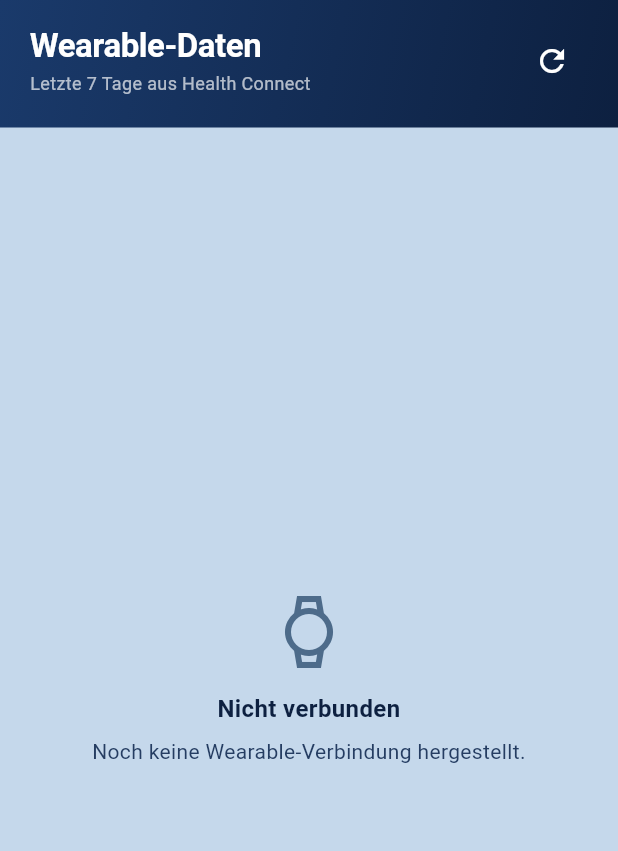
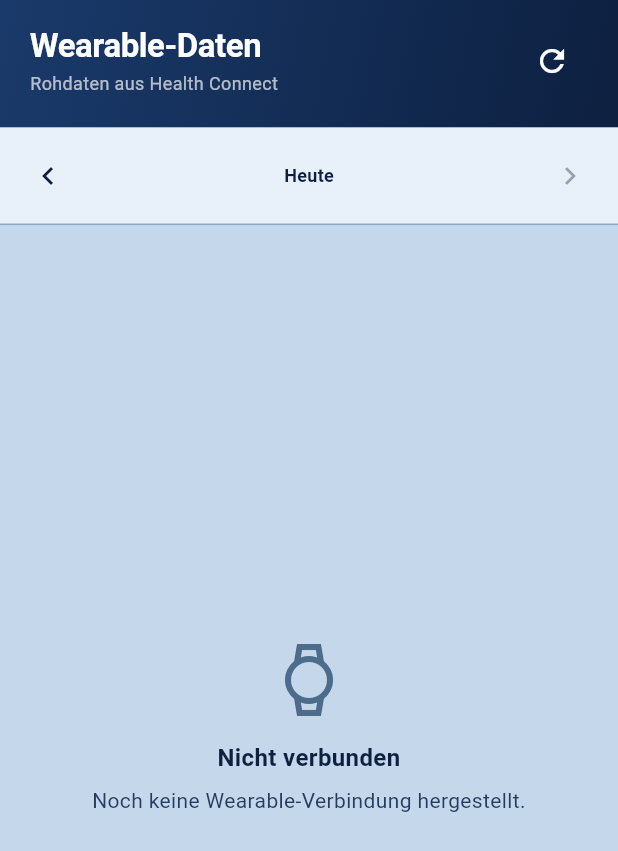
Before and after one commit to JonasArnold77/Stack-Sense, a Flutter app: the WearableDataScreen screen opened by its route, on a phone screen of 412 x 824 dp. Shown: the top 851 px of the screen. Run offline on Flutter 3.47's test engine with Material 3 defaults, Android fonts, the phone set to English and light mode, and no system bars; our stand-ins replace audioplayers, flutter_dotenv, flutter_riverpod, go_router, shared_preferences; missing offline and left inert: amplify_auth_cognito, amplify_flutter, health; accounts and stored records are empty.

Commit message:
Add day-by-day navigation and unlimited history to wearable data screen
Replaces the fixed "last 7 days" fetch with per-day browsing (previous/
next arrows), so any single day's Health Connect data can be inspected
repeatedly. Backward navigation has no artificial limit — connectAndFetch
now also requests Health Connect's READ_HEALTH_DATA_HISTORY permission,
without which reads are silently clipped to the last 30 days.

Co-Authored-By: Claude Sonnet 5 <noreply@anthropic.com>

```diff
--- a/lib/features/insights/data/wearable_health_provider.dart
+++ b/lib/features/insights/data/wearable_health_provider.dart
@@ -38,32 +38,46 @@ class WearableHealthState {
   final WearableConnectionStatus status;
   final List<HealthDataPoint> dataPoints;
   final String? errorMessage;
+  final DateTime selectedDay;
 
-  const WearableHealthState({
+  WearableHealthState({
     this.status = WearableConnectionStatus.idle,
     this.dataPoints = const [],
     this.errorMessage,
-  });
+    DateTime? selectedDay,
+  }) : selectedDay = selectedDay ?? _startOfDay(DateTime.now());
+
+  static DateTime _startOfDay(DateTime d) => DateTime(d.year, d.month, d.day);
+
+  bool get isToday => selectedDay == _startOfDay(DateTime.now());
 
   WearableHealthState copyWith({
     WearableConnectionStatus? status,
     List<HealthDataPoint>? dataPoints,
     String? errorMessage,
+    DateTime? selectedDay,
   }) {
     return WearableHealthState(
       status: status ?? this.status,
       dataPoints: dataPoints ?? this.dataPoints,
       errorMessage: errorMessage,
+      selectedDay: selectedDay ?? this.selectedDay,
     );
   }
 }
 
 /// Verbindung zu Google Health Connect — liest Wearable-Daten (Garmin,
-/// Samsung, Wear OS, … synchronisieren dorthin) für Testzwecke aus.
-/// Kein echtes Apple-HealthKit-Backend, da das Projekt keine iOS-Plattform
-/// hat (siehe Feature-Entscheidung: "Nur Health Connect").
+/// Samsung, Wear OS, … synchronisieren dorthin) tageweise aus, mit Blättern
+/// beliebig weit in die Vergangenheit. Kein echtes Apple-HealthKit-Backend,
+/// da das Projekt keine iOS-Plattform hat (siehe Feature-Entscheidung: "Nur
+/// Health Connect").
+///
+/// Health Connect erlaubt standardmäßig nur Lesezugriff auf die letzten 30
+/// Tage — für ältere Daten ist die separate "Health Data History"-
+/// Berechtigung nötig, die [connectAndFetch] direkt mit anfragt (best-effort,
+/// je nach Health-Connect-Version auf dem Gerät verfügbar).
 class WearableHealthNotifier extends StateNotifier<WearableHealthState> {
-  WearableHealthNotifier() : super(const WearableHealthState()) {
+  WearableHealthNotifier() : super(WearableHealthState()) {
     _health.configure();
   }
 
@@ -88,7 +102,20 @@ class WearableHealthNotifier extends StateNotifier<WearableHealthState> {
         state = state.copyWith(status: WearableConnectionStatus.denied);
         return;
       }
-      await fetchLatest();
+
+      // Best-effort: ohne diese Zusatzberechtigung liefert Health Connect nur
+      // die letzten 30 Tage zurück, egal wie weit man zurück blättert.
+      try {
+        if (await _health.isHealthDataHistoryAvailable() &&
+            !await _health.isHealthDataHistoryAuthorized()) {
+          await _health.requestHealthDataHistoryAuthorization();
+        }
+      } catch (_) {
+        // Ältere Health-Connect-Version ohne History-Feature — ignorieren,
+        // Abfragen bleiben dann auf die letzten 30 Tage begrenzt.
+      }
+
+      await fetchForDay(DateTime.now());
     } catch (e) {
       state = state.copyWith(
         status: WearableConnectionStatus.error,
@@ -97,14 +124,19 @@ class WearableHealthNotifier extends StateNotifier<WearableHealthState> {
     }
   }
 
-  Future<void> fetchLatest() async {
-    state = state.copyWith(status: WearableConnectionStatus.connecting);
+  Future<void> fetchForDay(DateTime day) async {
+    final start = DateTime(day.year, day.month, day.day);
+    final end = start.add(const Duration(days: 1));
+
+    state = state.copyWith(
+      status: WearableConnectionStatus.connecting,
+      selectedDay: start,
+    );
     try {
-      final now = DateTime.now();
       final data = await _health.getHealthDataFromTypes(
         types: kWearableHealthTypes,
-        startTime: now.subtract(const Duration(days: 7)),
-        endTime: now,
+        startTime: start,
+        endTime: end,
       );
       final deduped = _health.removeDuplicates(data)
         ..sort((a, b) => b.dateTo.compareTo(a.dateTo));
@@ -120,6 +152,19 @@ class WearableHealthNotifier extends StateNotifier<WearableHealthState> {
     }
   }
 
+  /// Ein Tag zurück — keine untere Grenze, so weit wie Health Connect Daten
+  /// zurückliefert (siehe History-Berechtigung oben).
+  Future<void> goToPreviousDay() =>
+      fetchForDay(state.selectedDay.subtract(const Duration(days: 1)));
+
+  /// Ein Tag vor — nicht über heute hinaus.
+  Future<void> goToNextDay() {
+    if (state.isToday) return Future.value();
+    return fetchForDay(state.selectedDay.add(const Duration(days: 1)));
+  }
+
+  Future<void> refresh() => fetchForDay(state.selectedDay);
+
   Future<void> openHealthConnectInstall() => _health.installHealthConnect();
 }
 
--- a/lib/features/insights/presentation/screens/wearable_data_screen.dart
+++ b/lib/features/insights/presentation/screens/wearable_data_screen.dart
@@ -9,8 +9,10 @@ import '../../../../core/theme/app_text_styles.dart';
 import '../../../../core/widgets/gradient_screen_header.dart';
 import '../../data/wearable_health_provider.dart';
 
-/// Rohdaten-Ansicht der letzten 7 Tage aus Health Connect — zum Testen der
-/// Wearable-Anbindung, nicht die endgültige Insights-Darstellung.
+/// Rohdaten-Ansicht aus Health Connect, tageweise mit Vor/Zurück-Navigation
+/// — zum Testen der Wearable-Anbindung, nicht die endgültige
+/// Insights-Darstellung. Rückwärts ist beliebig weit blätterbar (siehe
+/// History-Berechtigung in WearableHealthNotifier.connectAndFetch).
 class WearableDataScreen extends ConsumerWidget {
   const WearableDataScreen({super.key});
 
@@ -18,6 +20,7 @@ class WearableDataScreen extends ConsumerWidget {
   Widget build(BuildContext context, WidgetRef ref) {
     final state = ref.watch(wearableHealthProvider);
     final notifier = ref.read(wearableHealthProvider.notifier);
+    final isLoading = state.status == WearableConnectionStatus.connecting;
 
     return Scaffold(
       backgroundColor: AppColors.background,
@@ -26,18 +29,64 @@ class WearableDataScreen extends ConsumerWidget {
         children: [
           GradientScreenHeader(
             title: 'Wearable-Daten',
-            subtitle: 'Letzte 7 Tage aus Health Connect',
+            subtitle: 'Rohdaten aus Health Connect',
             actions: [
               IconButton(
                 icon: const Icon(Icons.refresh, color: Colors.white),
                 tooltip: 'Aktualisieren',
-                onPressed: state.status == WearableConnectionStatus.connecting
-                    ? null
-                    : notifier.fetchLatest,
+                onPressed: isLoading ? null : notifier.refresh,
               ),
             ],
           ),
+          _DayNavigator(state: state, notifier: notifier, isLoading: isLoading),
           Expanded(child: _Body(state: state, notifier: notifier)),
+        ],
+      ),
+    );
+  }
+}
+
+class _DayNavigator extends StatelessWidget {
+  final WearableHealthState state;
+  final WearableHealthNotifier notifier;
+  final bool isLoading;
+
+  const _DayNavigator({required this.state, required this.notifier, required this.isLoading});
+
+  String _label(DateTime day) {
+    final today = DateTime.now();
+    final yesterday = today.subtract(const Duration(days: 1));
+    bool isSameDay(DateTime a, DateTime b) =>
+        a.year == b.year && a.month == b.month && a.day == b.day;
+    if (isSameDay(day, today)) return 'Heute';
+    if (isSameDay(day, yesterday)) return 'Gestern';
+    return DateFormat('dd.MM.yyyy').format(day);
+  }
+
+  @override
+  Widget build(BuildContext context) {
+    return Container(
+      padding: const EdgeInsets.symmetric(
+          horizontal: AppConstants.spaceS, vertical: AppConstants.spaceS),
+      decoration: const BoxDecoration(
+        color: AppColors.surface,
+        border: Border(bottom: BorderSide(color: AppColors.border)),
+      ),
+      child: Row(
+        mainAxisAlignment: MainAxisAlignment.spaceBetween,
+        children: [
+          IconButton(
+            icon: const Icon(Icons.chevron_left),
+            tooltip: 'Vorheriger Tag',
+            onPressed: isLoading ? null : notifier.goToPreviousDay,
+          ),
+          Text(_label(state.selectedDay),
+              style: AppTextStyles.labelMedium.copyWith(fontWeight: FontWeight.w700)),
+          IconButton(
+            icon: const Icon(Icons.chevron_right),
+            tooltip: 'Nächster Tag',
+            onPressed: (isLoading || state.isToday) ? null : notifier.goToNextDay,
+          ),
         ],
       ),
     );
@@ -80,7 +129,7 @@ class _Body extends StatelessWidget {
           title: 'Fehler beim Laden',
           message: state.errorMessage ?? 'Unbekannter Fehler',
           actionLabel: 'Erneut versuchen',
-          onAction: notifier.fetchLatest,
+          onAction: notifier.refresh,
         );
 
       case WearableConnectionStatus.idle:
@@ -96,7 +145,7 @@ class _Body extends StatelessWidget {
             icon: Icons.inbox_outlined,
             title: 'Keine Daten',
             message:
-                'Health Connect enthält für die letzten 7 Tage keine Werte in den unterstützten Kategorien.',
+                'Health Connect enthält für diesen Tag keine Werte in den unterstützten Kategorien. Mit den Pfeilen oben weiter zurückblättern.',
           );
         }
         return _DataList(dataPoints: state.dataPoints);
```
Also changed, not shown: 1 other file.
